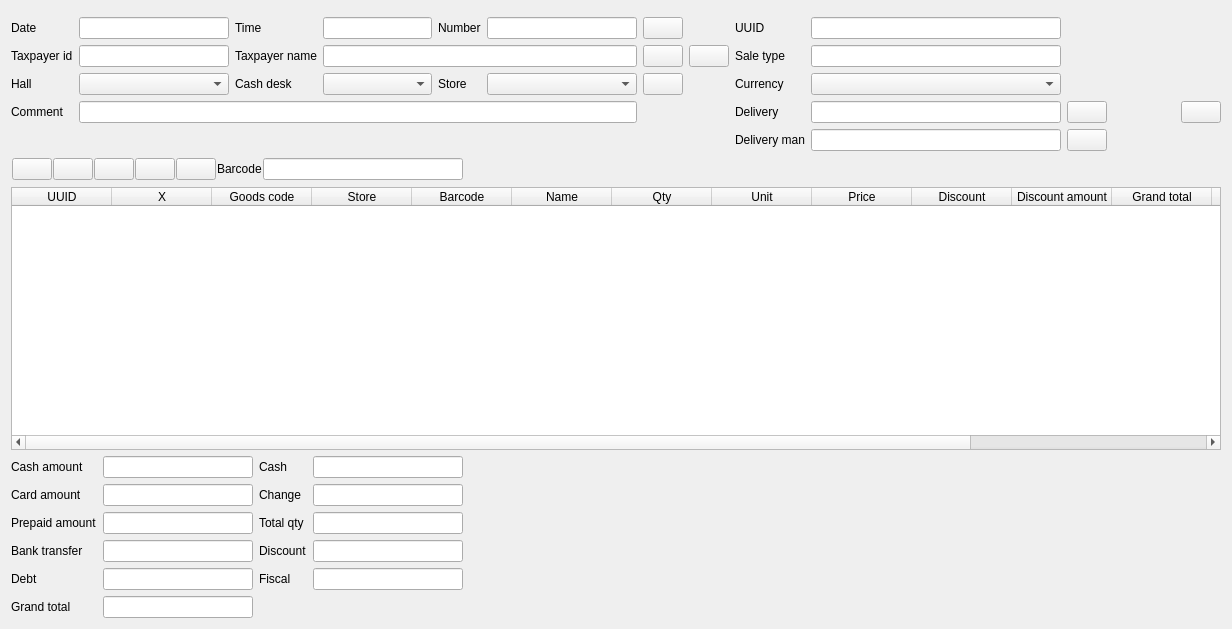
Qt form Forms/c5saledoc.ui (End1-1/Cafe5) before a commit.
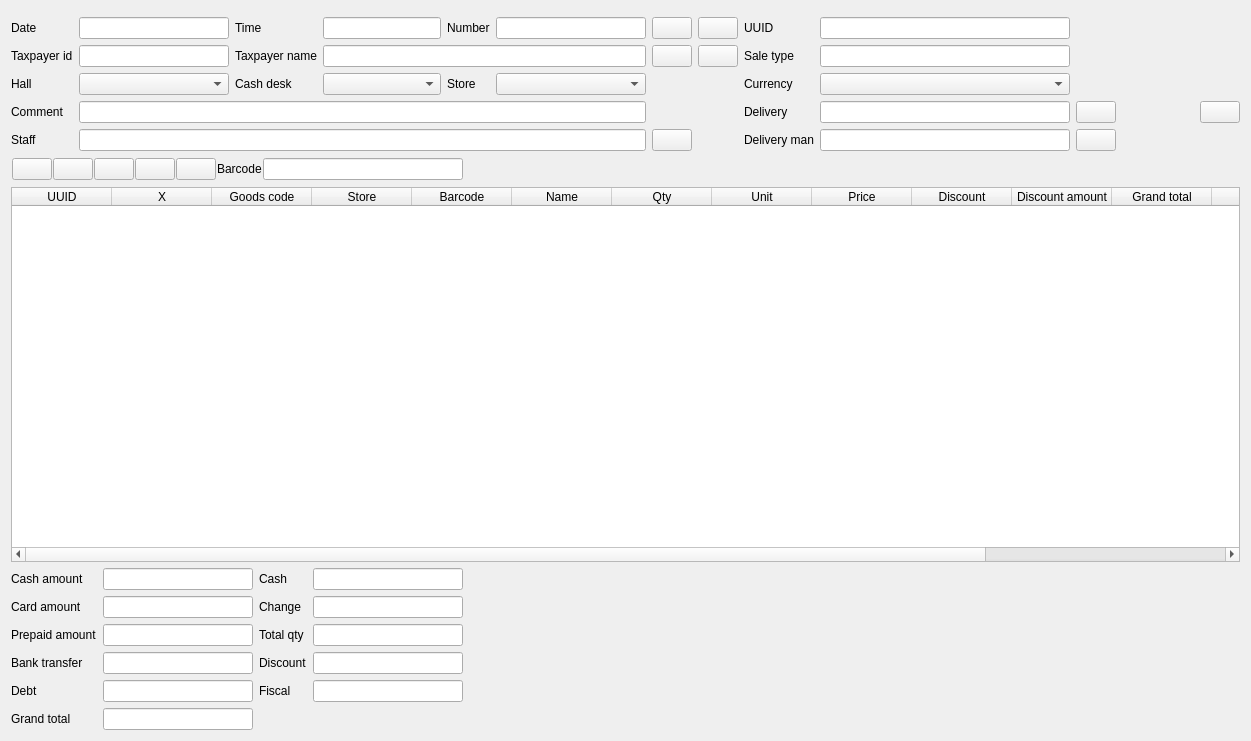
The same form after that commit. Icons and pictures are not drawn. Custom widgets are drawn as their Qt base class.

```diff
--- a/Forms/c5saledoc.ui
+++ b/Forms/c5saledoc.ui
@@ -6,8 +6,8 @@
    <rect>
     <x>0</x>
     <y>0</y>
-    <width>1232</width>
-    <height>629</height>
+    <width>1251</width>
+    <height>741</height>
    </rect>
   </property>
   <property name="windowTitle">
@@ -426,7 +426,38 @@
         </property>
        </widget>
       </item>
-      <item row="2" column="6">
+      <item row="4" column="0">
+       <widget class="QLabel" name="label_24">
+        <property name="text">
+         <string>Staff</string>
+        </property>
+       </widget>
+      </item>
+      <item row="4" column="1" colspan="5">
+       <widget class="QLineEdit" name="leCashier">
+        <property name="readOnly">
+         <bool>true</bool>
+        </property>
+       </widget>
+      </item>
+      <item row="4" column="6">
+       <widget class="QPushButton" name="btnCashier">
+        <property name="focusPolicy">
+         <enum>Qt::FocusPolicy::NoFocus</enum>
+        </property>
+        <property name="toolTip">
+         <string>New goods</string>
+        </property>
+        <property name="text">
+         <string/>
+        </property>
+        <property name="icon">
+         <iconset resource="../resources/res.qrc">
+          <normaloff>:/edit.png</normaloff>:/edit.png</iconset>
+        </property>
+       </widget>
+      </item>
+      <item row="0" column="7">
        <widget class="QPushButton" name="btnQr">
         <property name="focusPolicy">
          <enum>Qt::FocusPolicy::NoFocus</enum>
@@ -919,11 +950,6 @@
    <extends>QLineEdit</extends>
    <header location="global">c5lineedit.h</header>
   </customwidget>
-  <customwidget>
-   <class>C5DateEdit</class>
-   <extends>QLineEdit</extends>
-   <header location="global">c5dateedit.h</header>
-  </customwidget>
   <customwidget>
    <class>C5ComboBox</class>
    <extends>QComboBox</extends>
@@ -934,6 +960,11 @@
    <extends>QTableWidget</extends>
    <header location="global">c5tablewidget.h</header>
   </customwidget>
+  <customwidget>
+   <class>C5DateEdit</class>
+   <extends>QLineEdit</extends>
+   <header location="global">c5dateedit.h</header>
+  </customwidget>
  </customwidgets>
  <tabstops>
   <tabstop>leDocnumber</tabstop>
```
